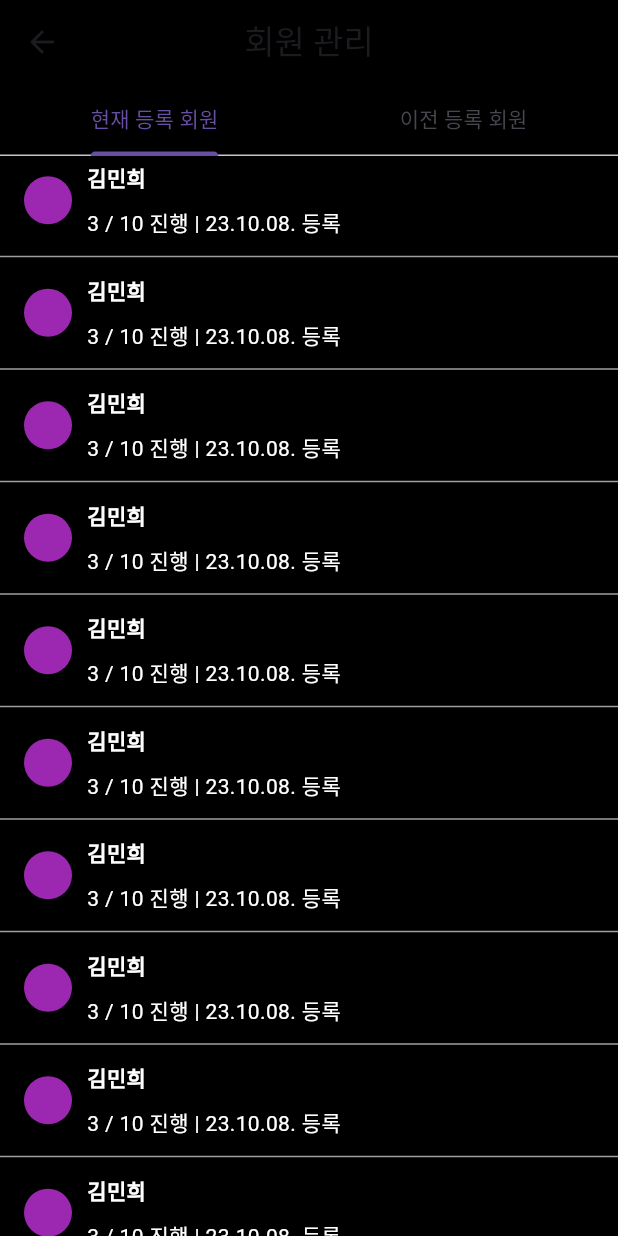
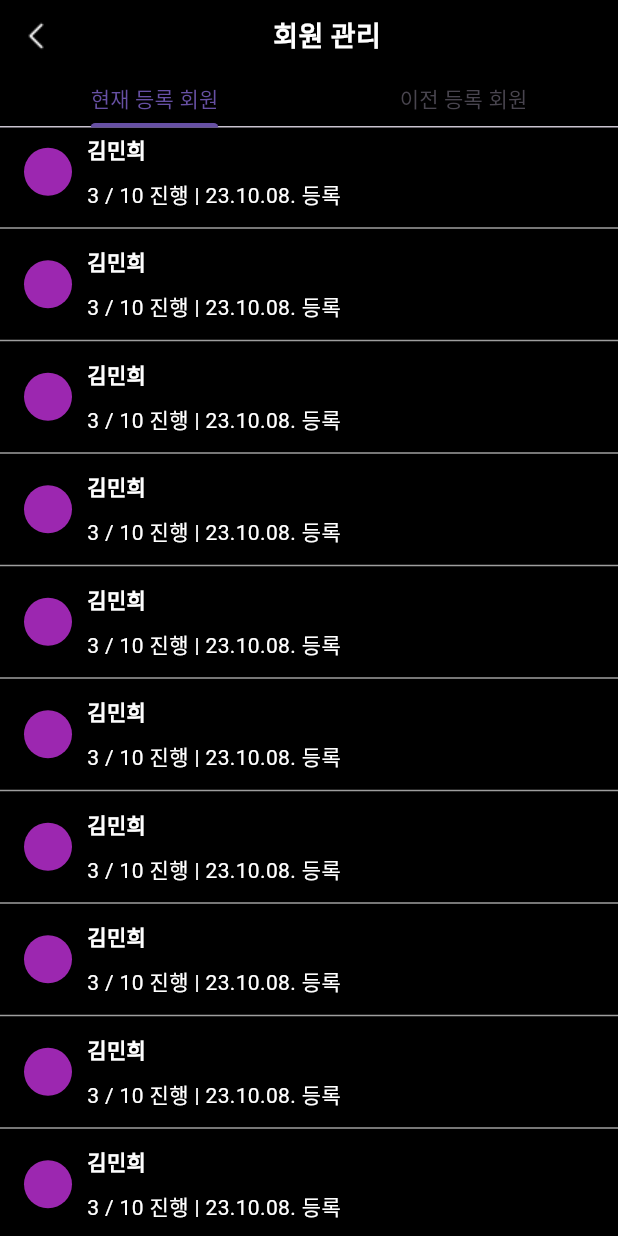
Before and after one commit to AllideaBridge/gymming_app, a Flutter app: the Request screen opened directly, on a phone screen of 412 x 824 dp. Run offline on Flutter 3.47's test engine with Material 3 defaults, Android fonts, the phone set to English and light mode, and no system bars; our stand-ins replace carousel_slider, google_sign_in, table_calendar; missing offline and left inert: kakao_flutter_sdk; Roboto replaces fonts that are missing (Pretendard).

Commit message:
[Feature] 요청 목록/Header 컴포넌트화

```diff
--- a/lib/user_timetable/component/schedule_header.dart
+++ b/lib/common/component/common_header.dart
@@ -1,9 +1,9 @@
 import 'package:flutter/material.dart';
 
-class ScheduleHeader extends StatelessWidget {
-  final String type;
+class CommonHeader extends StatelessWidget {
+  final String title;
 
-  const ScheduleHeader({super.key, required this.type});
+  const CommonHeader({super.key, required this.title});
 
   @override
   Widget build(BuildContext context) {
@@ -19,7 +19,7 @@ class ScheduleHeader extends StatelessWidget {
           Navigator.of(context).pop();
         },
       ),
-      Text('일정 $type',
+      Text(title,
           style: TextStyle(
               fontSize: 18, color: Colors.white, fontWeight: FontWeight.bold)),
       const SizedBox(
--- a/lib/common/component/request.dart
+++ b/lib/common/component/request.dart
@@ -1,7 +1,6 @@
 import 'package:flutter/material.dart';
 
-import '../../user_request/component/completed_list.dart';
-import '../../user_request/component/response_waiting_list.dart';
+import 'common_header.dart';
 
 class Request extends StatelessWidget {
   const Request(
@@ -20,29 +19,36 @@ class Request extends StatelessWidget {
 
   @override
   Widget build(BuildContext context) {
-    return DefaultTabController(
+    return Scaffold(
+      extendBody: true,
+      body: SafeArea(
+        child: Column(
+          children: [
+            CommonHeader(title: title),
+            DefaultTabController(
               length: 2,
-      child: SafeArea(
-        child: Scaffold(
-          appBar: AppBar(
-            bottom: TabBar(
+              child: Expanded(
+                child: Column(
+                  children: [
+                    SizedBox(
+                      height: 37,
+                      child: TabBar(
                         tabs: [
                           Tab(text: leftTabName),
                           Tab(text: rightTabName),
                         ],
                       ),
-            title: Text(title),
-            centerTitle: true,
-            backgroundColor: Colors.black,
                     ),
-          body: TabBarView(
-            children: [
-              // 응답 대기 탭 컨텐츠
-              leftComponent,
-              // 완료 탭 컨텐츠
-              rightComponent,
+                    Expanded(
+                      child: TabBarView(
+                        children: [leftComponent, rightComponent],
+                      ),
+                    )
                   ],
                 ),
+              ),
+            ),
+          ],
         ),
       ),
     );
--- a/lib/user_timetable/reason.dart
+++ b/lib/user_timetable/reason.dart
@@ -1,6 +1,6 @@
 import 'package:flutter/material.dart';
+import 'package:gymming_app/common/component/common_header.dart';
 import 'package:gymming_app/modal/model/reason_content.dart';
-import 'package:gymming_app/user_timetable/component/schedule_header.dart';
 import 'package:gymming_app/user_timetable/schedule_change_complete_with_reason.dart';
 
 import '../common/colors.dart';
@@ -58,7 +58,7 @@ class ReasonState extends State<Reason> {
           padding: const EdgeInsets.all(20.0),
           child: Column(
             children: [
-              ScheduleHeader(type: widget.type),
+              CommonHeader(title: '일정 ${widget.type}'),
               Container(
                 width: double.infinity,
                 margin: EdgeInsets.symmetric(vertical: 40, horizontal: 0),
--- a/lib/user_timetable/schedule_cancel_confirm.dart
+++ b/lib/user_timetable/schedule_cancel_confirm.dart
@@ -5,9 +5,9 @@ import 'package:gymming_app/user_timetable/model/schedule_info.dart';
 import 'package:gymming_app/user_timetable/reason.dart';
 import 'package:gymming_app/user_timetable/schedule_change_complete.dart';
 
+import '../common/component/common_header.dart';
 import '../common/utils/date_util.dart';
 import '../modal/model/reason_content.dart';
-import 'component/schedule_header.dart';
 
 class ScheduleCancelConfirm extends StatelessWidget {
   final ScheduleInfo scheduleInfo;
@@ -23,7 +23,7 @@ class ScheduleCancelConfirm extends StatelessWidget {
           padding: const EdgeInsets.all(20),
           child: Column(
             children: [
-              ScheduleHeader(type: CANCEL),
+              CommonHeader(title: '일정 $CANCEL'),
               Expanded(
                 child: Container(
                   margin: EdgeInsets.symmetric(vertical: 40, horizontal: 0),
--- a/lib/user_timetable/schedule_change.dart
+++ b/lib/user_timetable/schedule_change.dart
@@ -1,7 +1,7 @@
 import 'package:flutter/material.dart';
 import 'package:gymming_app/common/colors.dart';
+import 'package:gymming_app/common/component/common_header.dart';
 import 'package:gymming_app/user_timetable/component/calendar_modal.dart';
-import 'package:gymming_app/user_timetable/component/schedule_header.dart';
 import 'package:gymming_app/user_timetable/component/time_modal.dart';
 import 'package:gymming_app/user_timetable/schedule_change_complete.dart';
 
@@ -50,7 +50,7 @@ class _ScheduleChangeState extends State<ScheduleChange> {
             padding: const EdgeInsets.all(20),
             child: Column(
               children: [
-                ScheduleHeader(type: CHANGE),
+                CommonHeader(title: '일정 $CHANGE'),
                 CalendarModal(
                   originDay: widget.originDay,
                   changeSelectedDay: _changeSelectedDay,
```
Also changed, not shown: lib/models/request_list.dart (added, +14 -0 lines), lib/repositories/request_repository.dart (added, +52 -0 lines), lib/user_request/component/response_waiting_list.dart (+17 -6 lines). Lines whose indentation alone changed are shown as unchanged.
